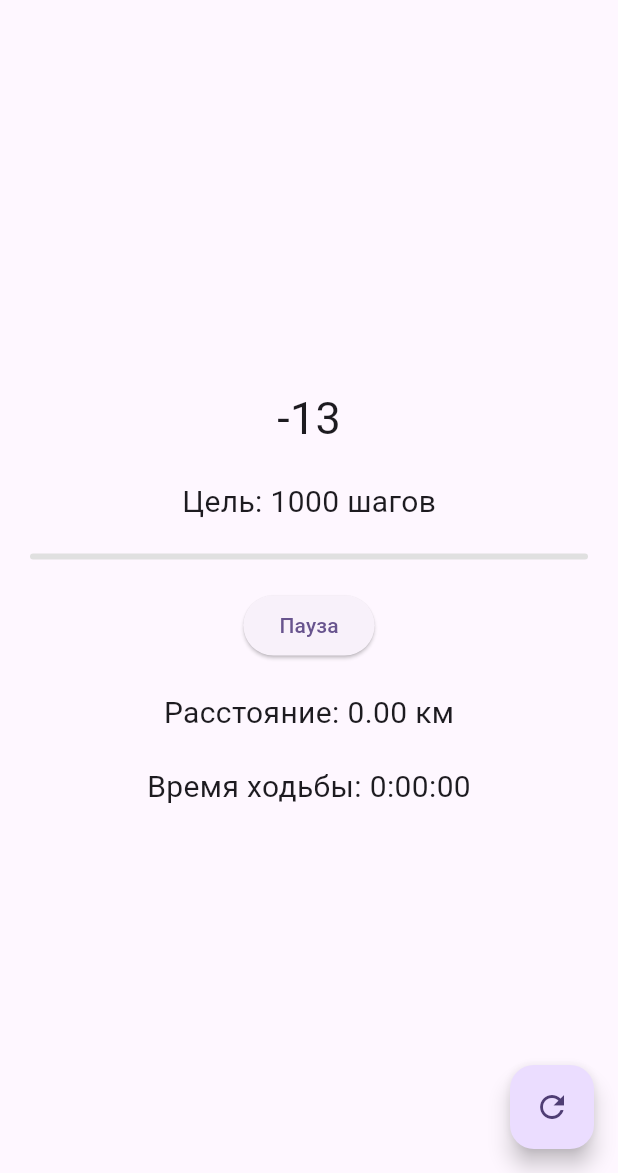
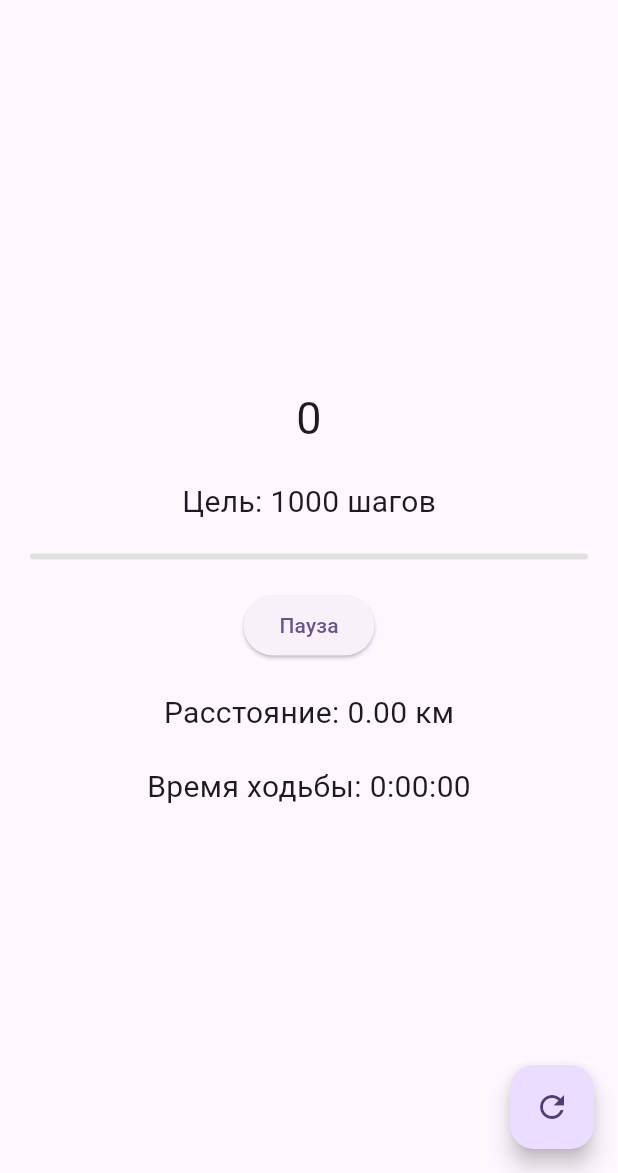
Before and after one commit to VeronikaTsitser/stepper, a Flutter app: the screen it shows after launch, after a tap on "Пауза", on a phone screen of 412 x 824 dp, the part 63-1236 px from its top. Run offline on Flutter 3.47's test engine with Material 3 defaults, Android fonts, the phone set to English and light mode, and no system bars; our stand-ins replace flutter_bloc, freezed_annotation, pedometer, permission_handler, shared_preferences.

Commit message:
fix счетчика

```diff
--- a/lib/features/stepper/presentation/stepper_home_screen.dart
+++ b/lib/features/stepper/presentation/stepper_home_screen.dart
@@ -17,7 +17,6 @@ class StepperHomeScreen extends StatefulWidget {
 
 class _StepperHomeScreenState extends State<StepperHomeScreen> {
   final int _stepGoal = 1000; // Цель по шагам
-  final bool _isPaused = false; // Состояние паузы
   final double _distance = 0.0; // Пройденное расстояние в км
   // ignore: prefer_final_fields
   Duration _walkingTime = Duration.zero; // Общее время ходьбы
@@ -35,6 +34,7 @@ class _StepperHomeScreenState extends State<StepperHomeScreen> {
         context.read<StepperBloc>().add(StepperEvent.toggleTracking(steps: steps));
       }
       _isInitialized = true;
+      setState(() {});
     }
   }
 
@@ -103,6 +103,7 @@ class _StepperHomeScreenState extends State<StepperHomeScreen> {
                   }
 
                   int steps = getSteps(state.allSteps, snapshot.data?.steps ?? 0);
+
                   return Column(
                     mainAxisAlignment: MainAxisAlignment.center,
                     children: [
@@ -121,8 +122,15 @@ class _StepperHomeScreenState extends State<StepperHomeScreen> {
                       ),
                       const SizedBox(height: 20),
                       ElevatedButton(
-                        onPressed: () => context.read<StepperBloc>().add(StepperEvent.toggleTracking(steps: steps)),
-                        child: Text(_isPaused ? 'Возобновить' : 'Пауза'),
+                        onPressed: () {
+                          context
+                              .read<StepperBloc>()
+                              .add(StepperEvent.toggleTracking(steps: snapshot.data?.steps ?? 0));
+                        },
+                        child: Text(context.read<StepperBloc>().state.allSteps.isNotEmpty &&
+                                context.read<StepperBloc>().state.allSteps.last.isPaused
+                            ? 'Возобновить'
+                            : 'Пауза'),
                       ),
                       const SizedBox(height: 20),
                       Text('Расстояние: ${_distance.toStringAsFixed(2)} км', style: const TextStyle(fontSize: 20)),
@@ -140,25 +148,22 @@ class _StepperHomeScreenState extends State<StepperHomeScreen> {
   String formatDuration(Duration d) {
     return d.toString().split('.').first;
   }
-}
 
   int getSteps(List<StepModel> allSteps, int step) {
-  if (allSteps.isEmpty) {
-    return 13;
-  }
+    int steps = 0;
+    if (_isInitialized) {
       List<StepModel> sortedSteps = [...allSteps];
       sortedSteps.sort((a, b) => a.date.compareTo(b.date));
-  int steps = 0;
-  if (sortedSteps.length == 1) {
-    steps += step - sortedSteps.first.step;
-  }
+
       for (int i = 0; i < sortedSteps.length - 1; i++) {
         if (sortedSteps[i].isPaused == false) {
           steps += sortedSteps[i + 1].step - sortedSteps[i].step;
         }
       }
-  if (sortedSteps.last.isPaused == true) {
+      if (sortedSteps.last.isPaused == false) {
         steps += step - sortedSteps.last.step;
+      }
     }
     return steps;
   }
+}
```
Lines whose indentation alone changed are shown as unchanged.
